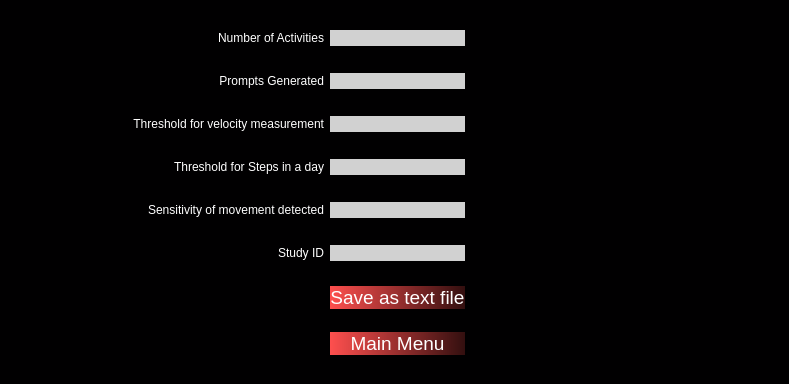
Qt form PyQt/pyqt_ui/bed_config.ui (zakerl/Capstone_Project) before a commit.
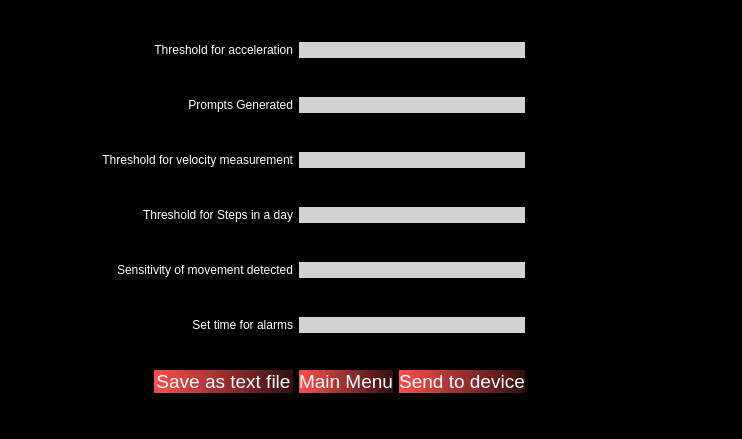
The same form after that commit.

Diff of the .ui file:
```diff
--- a/PyQt/pyqt_ui/bed_config.ui
+++ b/PyQt/pyqt_ui/bed_config.ui
@@ -6,8 +6,8 @@
    <rect>
     <x>0</x>
     <y>0</y>
-    <width>789</width>
-    <height>384</height>
+    <width>742</width>
+    <height>439</height>
    </rect>
   </property>
   <property name="windowTitle">
@@ -17,21 +17,34 @@
    <string notr="true">background-color: rgb(1,0,1);</string>
   </property>
   <layout class="QGridLayout" name="gridLayout">
-   <item row="0" column="0">
-    <spacer name="horizontalSpacer_2">
+   <item row="9" column="6">
+    <spacer name="horizontalSpacer_34">
      <property name="orientation">
       <enum>Qt::Horizontal</enum>
      </property>
      <property name="sizeHint" stdset="0">
       <size>
-       <width>67</width>
+       <width>98</width>
        <height>20</height>
       </size>
      </property>
     </spacer>
    </item>
-   <item row="0" column="3">
-    <widget class="QLineEdit" name="ActivitiesLabel">
+   <item row="7" column="7">
+    <spacer name="horizontalSpacer_32">
+     <property name="orientation">
+      <enum>Qt::Horizontal</enum>
+     </property>
+     <property name="sizeHint" stdset="0">
+      <size>
+       <width>97</width>
+       <height>20</height>
+      </size>
+     </property>
+    </spacer>
+   </item>
+   <item row="7" column="3" colspan="2">
+    <widget class="QLineEdit" name="ThreshStepsLabel">
      <property name="styleSheet">
       <string notr="true">background-color: rgb(209, 209, 209);
 border-radius: 11px;</string>
@@ -41,44 +54,86 @@
      </property>
     </widget>
    </item>
-   <item row="1" column="0">
-    <spacer name="horizontalSpacer_13">
+   <item row="12" column="0">
+    <spacer name="horizontalSpacer_35">
      <property name="orientation">
       <enum>Qt::Horizontal</enum>
      </property>
      <property name="sizeHint" stdset="0">
       <size>
-       <width>67</width>
+       <width>98</width>
        <height>20</height>
       </size>
      </property>
     </spacer>
    </item>
-   <item row="1" column="3">
-    <widget class="QLineEdit" name="PromptsLabel">
+   <item row="7" column="1" colspan="2">
+    <widget class="QLabel" name="ThresholdSteps">
      <property name="styleSheet">
-      <string notr="true">background-color: rgb(209, 209, 209);
-border-radius: 11px;</string>
+      <string notr="true">color: rgb(255, 255, 255);</string>
      </property>
+     <property name="text">
+      <string>Threshold for Steps in a day</string>
+     </property>
      <property name="alignment">
-      <set>Qt::AlignCenter</set>
+      <set>Qt::AlignRight|Qt::AlignTrailing|Qt::AlignVCenter</set>
      </property>
     </widget>
    </item>
-   <item row="2" column="0">
-    <spacer name="horizontalSpacer_21">
+   <item row="5" column="6">
+    <spacer name="horizontalSpacer_30">
      <property name="orientation">
       <enum>Qt::Horizontal</enum>
      </property>
      <property name="sizeHint" stdset="0">
       <size>
-       <width>48</width>
+       <width>95</width>
        <height>20</height>
       </size>
      </property>
     </spacer>
    </item>
-   <item row="2" column="1" colspan="2">
+   <item row="15" column="2">
+    <widget class="QPushButton" name="SaveTxt">
+     <property name="styleSheet">
+      <string notr="true">font-size: 14pt;background-color: qlineargradient(spread:pad, x1:0, y1:0, x2:1, y2:0, stop:0 rgba(254,79,78,255), stop:1 rgba(51,15,15,255));
+font: 9pt &quot;Microsoft YaHei UI&quot;;
+color: rgb(255, 255, 255);
+border-style: solid;
+border-radius: 15px;</string>
+     </property>
+     <property name="text">
+      <string>Save as text file</string>
+     </property>
+    </widget>
+   </item>
+   <item row="12" column="6">
+    <spacer name="horizontalSpacer_36">
+     <property name="orientation">
+      <enum>Qt::Horizontal</enum>
+     </property>
+     <property name="sizeHint" stdset="0">
+      <size>
+       <width>98</width>
+       <height>20</height>
+      </size>
+     </property>
+    </spacer>
+   </item>
+   <item row="3" column="6">
+    <spacer name="horizontalSpacer_20">
+     <property name="orientation">
+      <enum>Qt::Horizontal</enum>
+     </property>
+     <property name="sizeHint" stdset="0">
+      <size>
+       <width>98</width>
+       <height>20</height>
+      </size>
+     </property>
+    </spacer>
+   </item>
+   <item row="5" column="1" colspan="2">
     <widget class="QLabel" name="ThresholdVelocity">
      <property name="styleSheet">
       <string notr="true">color: rgb(255, 255, 255);</string>
@@ -91,7 +146,58 @@
      </property>
     </widget>
    </item>
-   <item row="2" column="3">
+   <item row="0" column="7">
+    <spacer name="horizontalSpacer_12">
+     <property name="orientation">
+      <enum>Qt::Horizontal</enum>
+     </property>
+     <property name="sizeHint" stdset="0">
+      <size>
+       <width>64</width>
+       <height>20</height>
+      </size>
+     </property>
+    </spacer>
+   </item>
+   <item row="15" column="1">
+    <spacer name="horizontalSpacer_37">
+     <property name="orientation">
+      <enum>Qt::Horizontal</enum>
+     </property>
+     <property name="sizeHint" stdset="0">
+      <size>
+       <width>77</width>
+       <height>20</height>
+      </size>
+     </property>
+    </spacer>
+   </item>
+   <item row="15" column="4">
+    <widget class="QPushButton" name="SendSDBtn">
+     <property name="styleSheet">
+      <string notr="true">font-size: 14pt;background-color: qlineargradient(spread:pad, x1:0, y1:0, x2:1, y2:0, stop:0 rgba(254,79,78,255), stop:1 rgba(51,15,15,255));
+font: 9pt &quot;Microsoft YaHei UI&quot;;
+color: rgb(255, 255, 255);
+border-style: solid;
+border-radius: 15px;</string>
+     </property>
+     <property name="text">
+      <string>Send to device</string>
+     </property>
+    </widget>
+   </item>
+   <item row="0" column="3" colspan="2">
+    <widget class="QLineEdit" name="ActivitiesLabel">
+     <property name="styleSheet">
+      <string notr="true">background-color: rgb(209, 209, 209);
+border-radius: 11px;</string>
+     </property>
+     <property name="alignment">
+      <set>Qt::AlignCenter</set>
+     </property>
+    </widget>
+   </item>
+   <item row="5" column="3" colspan="2">
     <widget class="QLineEdit" name="ThreshVelLabel">
      <property name="styleSheet">
       <string notr="true">background-color: rgb(209, 209, 209);
@@ -102,57 +208,20 @@
      </property>
     </widget>
    </item>
-   <item row="3" column="0">
-    <spacer name="horizontalSpacer_31">
-     <property name="orientation">
-      <enum>Qt::Horizontal</enum>
-     </property>
-     <property name="sizeHint" stdset="0">
-      <size>
-       <width>48</width>
-       <height>20</height>
-      </size>
-     </property>
-    </spacer>
-   </item>
-   <item row="3" column="1" colspan="2">
-    <widget class="QLabel" name="ThresholdSteps">
-     <property name="styleSheet">
-      <string notr="true">color: rgb(255, 255, 255);</string>
-     </property>
-     <property name="text">
-      <string>Threshold for Steps in a day</string>
-     </property>
-     <property name="alignment">
-      <set>Qt::AlignRight|Qt::AlignTrailing|Qt::AlignVCenter</set>
-     </property>
-    </widget>
-   </item>
-   <item row="3" column="3">
-    <widget class="QLineEdit" name="ThreshStepsLabel">
-     <property name="styleSheet">
-      <string notr="true">background-color: rgb(209, 209, 209);
-border-radius: 11px;</string>
-     </property>
-     <property name="alignment">
-      <set>Qt::AlignCenter</set>
-     </property>
-    </widget>
-   </item>
-   <item row="4" column="0">
+   <item row="9" column="0">
     <spacer name="horizontalSpacer_33">
      <property name="orientation">
       <enum>Qt::Horizontal</enum>
      </property>
      <property name="sizeHint" stdset="0">
       <size>
-       <width>48</width>
+       <width>98</width>
        <height>20</height>
       </size>
      </property>
     </spacer>
    </item>
-   <item row="4" column="1" colspan="2">
+   <item row="9" column="1" colspan="2">
     <widget class="QLabel" name="MovementSens">
      <property name="styleSheet">
       <string notr="true">color: rgb(255, 255, 255);</string>
@@ -165,31 +234,20 @@
      </property>
     </widget>
    </item>
-   <item row="4" column="3">
-    <widget class="QLineEdit" name="MovementSensLabel">
+   <item row="0" column="2">
+    <widget class="QLabel" name="Activities">
      <property name="styleSheet">
-      <string notr="true">background-color: rgb(209, 209, 209);
-border-radius: 11px;</string>
+      <string notr="true">color: rgb(255, 255, 255);</string>
+     </property>
+     <property name="text">
+      <string>Threshold for acceleration</string>
      </property>
      <property name="alignment">
-      <set>Qt::AlignCenter</set>
+      <set>Qt::AlignRight|Qt::AlignTrailing|Qt::AlignVCenter</set>
      </property>
     </widget>
    </item>
-   <item row="5" column="0">
-    <spacer name="horizontalSpacer_35">
-     <property name="orientation">
-      <enum>Qt::Horizontal</enum>
-     </property>
-     <property name="sizeHint" stdset="0">
-      <size>
-       <width>48</width>
-       <height>20</height>
-      </size>
-     </property>
-    </spacer>
-   </item>
-   <item row="5" column="3">
+   <item row="12" column="3" colspan="2">
     <widget class="QLineEdit" name="StudyIDLabel">
      <property name="styleSheet">
       <string notr="true">background-color: rgb(209, 209, 209);
@@ -200,99 +258,7 @@
      </property>
     </widget>
    </item>
-   <item row="6" column="0">
-    <spacer name="horizontalSpacer_37">
-     <property name="orientation">
-      <enum>Qt::Horizontal</enum>
-     </property>
-     <property name="sizeHint" stdset="0">
-      <size>
-       <width>67</width>
-       <height>20</height>
-      </size>
-     </property>
-    </spacer>
-   </item>
-   <item row="6" column="2">
-    <spacer name="horizontalSpacer_7">
-     <property name="orientation">
-      <enum>Qt::Horizontal</enum>
-     </property>
-     <property name="sizeHint" stdset="0">
-      <size>
-       <width>166</width>
-       <height>20</height>
-      </size>
-     </property>
-    </spacer>
-   </item>
-   <item row="6" column="3">
-    <widget class="QPushButton" name="SaveTxt">
-     <property name="styleSheet">
-      <string notr="true">font-size: 14pt;background-color: qlineargradient(spread:pad, x1:0, y1:0, x2:1, y2:0, stop:0 rgba(254,79,78,255), stop:1 rgba(51,15,15,255));
-font: 9pt &quot;Microsoft YaHei UI&quot;;
-color: rgb(255, 255, 255);
-border-style: solid;
-border-radius: 15px;</string>
-     </property>
-     <property name="text">
-      <string>Save as text file</string>
-     </property>
-    </widget>
-   </item>
-   <item row="6" column="4">
-    <spacer name="horizontalSpacer_5">
-     <property name="orientation">
-      <enum>Qt::Horizontal</enum>
-     </property>
-     <property name="sizeHint" stdset="0">
-      <size>
-       <width>123</width>
-       <height>20</height>
-      </size>
-     </property>
-    </spacer>
-   </item>
-   <item row="6" column="5">
-    <spacer name="horizontalSpacer_3">
-     <property name="orientation">
-      <enum>Qt::Horizontal</enum>
-     </property>
-     <property name="sizeHint" stdset="0">
-      <size>
-       <width>48</width>
-       <height>20</height>
-      </size>
-     </property>
-    </spacer>
-   </item>
-   <item row="7" column="0">
-    <spacer name="horizontalSpacer">
-     <property name="orientation">
-      <enum>Qt::Horizontal</enum>
-     </property>
-     <property name="sizeHint" stdset="0">
-      <size>
-       <width>48</width>
-       <height>20</height>
-      </size>
-     </property>
-    </spacer>
-   </item>
-   <item row="7" column="2">
-    <spacer name="horizontalSpacer_8">
-     <property name="orientation">
-      <enum>Qt::Horizontal</enum>
-     </property>
-     <property name="sizeHint" stdset="0">
-      <size>
-       <width>166</width>
-       <height>20</height>
-      </size>
-     </property>
-    </spacer>
-   </item>
-   <item row="7" column="3">
+   <item row="15" column="3">
     <widget class="QPushButton" name="MainMenuBtn">
      <property name="styleSheet">
       <string notr="true">font-size: 14pt;background-color: qlineargradient(spread:pad, x1:0, y1:0, x2:1, y2:0, stop:0 rgba(254,79,78,255), stop:1 rgba(51,15,15,255));
@@ -306,46 +272,70 @@
      </property>
     </widget>
    </item>
-   <item row="7" column="4">
-    <spacer name="horizontalSpacer_6">
+   <item row="3" column="1">
+    <spacer name="horizontalSpacer_13">
      <property name="orientation">
       <enum>Qt::Horizontal</enum>
      </property>
      <property name="sizeHint" stdset="0">
       <size>
-       <width>123</width>
+       <width>77</width>
        <height>20</height>
       </size>
      </property>
     </spacer>
    </item>
-   <item row="7" column="5">
-    <spacer name="horizontalSpacer_4">
-     <property name="orientation">
-      <enum>Qt::Horizontal</enum>
+   <item row="3" column="3" colspan="2">
+    <widget class="QLineEdit" name="PromptsLabel">
+     <property name="styleSheet">
+      <string notr="true">background-color: rgb(209, 209, 209);
+border-radius: 11px;</string>
      </property>
-     <property name="sizeHint" stdset="0">
-      <size>
-       <width>190</width>
-       <height>20</height>
-      </size>
+     <property name="alignment">
+      <set>Qt::AlignCenter</set>
      </property>
-    </spacer>
+    </widget>
    </item>
-   <item row="0" column="2">
-    <widget class="QLabel" name="Activities">
+   <item row="12" column="1" colspan="2">
+    <widget class="QLabel" name="StudyID">
      <property name="styleSheet">
       <string notr="true">color: rgb(255, 255, 255);</string>
      </property>
      <property name="text">
-      <string>Number of Activities</string>
+      <string>Set time for alarms</string>
      </property>
      <property name="alignment">
       <set>Qt::AlignRight|Qt::AlignTrailing|Qt::AlignVCenter</set>
      </property>
     </widget>
    </item>
-   <item row="1" column="2">
+   <item row="5" column="0">
+    <spacer name="horizontalSpacer_21">
+     <property name="orientation">
+      <enum>Qt::Horizontal</enum>
+     </property>
+     <property name="sizeHint" stdset="0">
+      <size>
+       <width>64</width>
+       <height>20</height>
+      </size>
+     </property>
+    </spacer>
+   </item>
+   <item row="7" column="0">
+    <spacer name="horizontalSpacer_31">
+     <property name="orientation">
+      <enum>Qt::Horizontal</enum>
+     </property>
+     <property name="sizeHint" stdset="0">
+      <size>
+       <width>78</width>
+       <height>20</height>
+      </size>
+     </property>
+    </spacer>
+   </item>
+   <item row="3" column="2">
     <widget class="QLabel" name="Prompts">
      <property name="styleSheet">
       <string notr="true">color: rgb(255, 255, 255);</string>
@@ -358,92 +348,38 @@
      </property>
     </widget>
    </item>
-   <item row="5" column="2">
-    <widget class="QLabel" name="StudyID">
+   <item row="9" column="3" colspan="2">
+    <widget class="QLineEdit" name="MovementSensLabel">
      <property name="styleSheet">
-      <string notr="true">color: rgb(255, 255, 255);</string>
-     </property>
-     <property name="text">
-      <string>Study ID</string>
+      <string notr="true">background-color: rgb(209, 209, 209);
+border-radius: 11px;</string>
      </property>
      <property name="alignment">
-      <set>Qt::AlignRight|Qt::AlignTrailing|Qt::AlignVCenter</set>
+      <set>Qt::AlignCenter</set>
      </property>
     </widget>
    </item>
-   <item row="5" column="4">
-    <spacer name="horizontalSpacer_36">
+   <item row="0" column="1">
+    <spacer name="horizontalSpacer_2">
      <property name="orientation">
       <enum>Qt::Horizontal</enum>
      </property>
      <property name="sizeHint" stdset="0">
       <size>
-       <width>49</width>
+       <width>97</width>
        <height>20</height>
       </size>
      </property>
     </spacer>
    </item>
-   <item row="4" column="4">
-    <spacer name="horizontalSpacer_34">
+   <item row="15" column="5">
+    <spacer name="horizontalSpacer_38">
      <property name="orientation">
       <enum>Qt::Horizontal</enum>
      </property>
      <property name="sizeHint" stdset="0">
       <size>
-       <width>49</width>
-       <height>20</height>
-      </size>
-     </property>
-    </spacer>
-   </item>
-   <item row="3" column="4">
-    <spacer name="horizontalSpacer_32">
-     <property name="orientation">
-      <enum>Qt::Horizontal</enum>
-     </property>
-     <property name="sizeHint" stdset="0">
-      <size>
-       <width>49</width>
-       <height>20</height>
-      </size>
-     </property>
-    </spacer>
-   </item>
-   <item row="2" column="4">
-    <spacer name="horizontalSpacer_30">
-     <property name="orientation">
-      <enum>Qt::Horizontal</enum>
-     </property>
-     <property name="sizeHint" stdset="0">
-      <size>
-       <width>48</width>
-       <height>20</height>
-      </size>
-     </property>
-    </spacer>
-   </item>
-   <item row="1" column="4">
-    <spacer name="horizontalSpacer_20">
-     <property name="orientation">
-      <enum>Qt::Horizontal</enum>
-     </property>
-     <property name="sizeHint" stdset="0">
-      <size>
-       <width>48</width>
-       <height>20</height>
-      </size>
-     </property>
-    </spacer>
-   </item>
-   <item row="0" column="4">
-    <spacer name="horizontalSpacer_12">
-     <property name="orientation">
-      <enum>Qt::Horizontal</enum>
-     </property>
-     <property name="sizeHint" stdset="0">
-      <size>
-       <width>49</width>
+       <width>98</width>
        <height>20</height>
       </size>
      </property>
```
